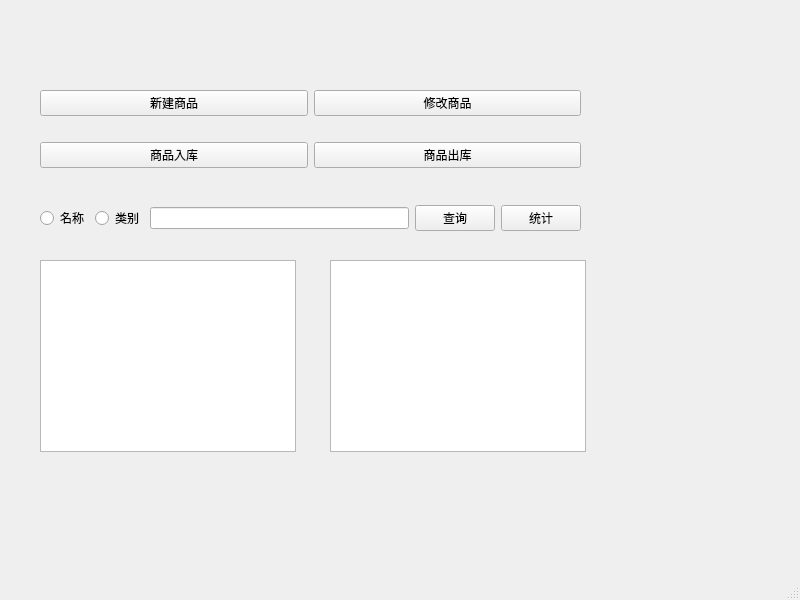
Old version of the form Question1/mainwindow.ui in the repository A-new-b/curriculum-design.
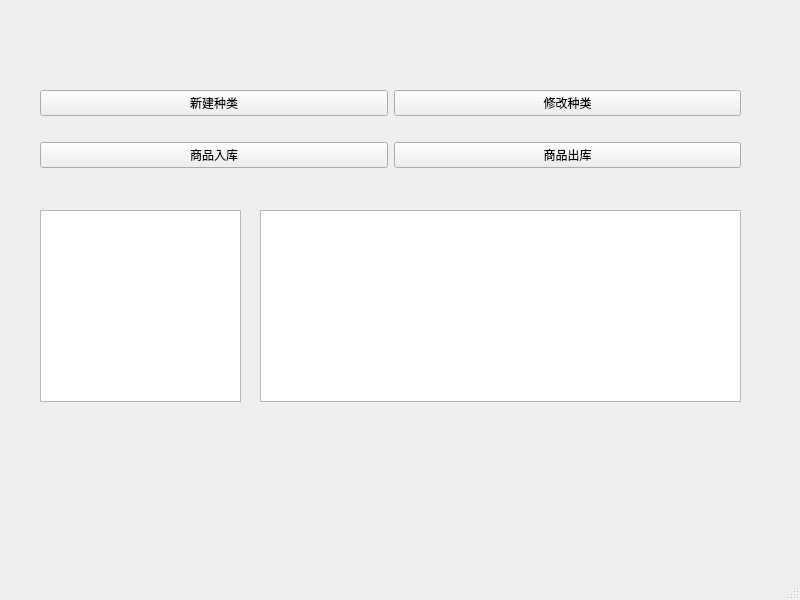
New version of the form.

Patch:
```diff
--- a/Question1/mainwindow.ui
+++ b/Question1/mainwindow.ui
@@ -19,7 +19,7 @@
      <rect>
       <x>40</x>
       <y>70</y>
-      <width>541</width>
+      <width>701</width>
       <height>118</height>
      </rect>
     </property>
@@ -29,7 +29,7 @@
        <item>
         <widget class="QPushButton" name="category_create">
          <property name="text">
-          <string>新建商品</string>
+          <string>新建种类</string>
          </property>
         </widget>
        </item>
@@ -47,7 +47,7 @@
        <item>
         <widget class="QPushButton" name="category_update">
          <property name="text">
-          <string>修改商品</string>
+          <string>修改种类</string>
          </property>
         </widget>
        </item>
@@ -62,61 +62,12 @@
      </item>
     </layout>
    </widget>
-   <widget class="QWidget" name="layoutWidget_2">
-    <property name="geometry">
-     <rect>
-      <x>40</x>
-      <y>200</y>
-      <width>541</width>
-      <height>36</height>
-     </rect>
-    </property>
-    <layout class="QHBoxLayout" name="horizontalLayout_2" stretch="1,1,8,2,2">
-     <item>
-      <widget class="QRadioButton" name="radioButton">
-       <property name="text">
-        <string>名称</string>
-       </property>
-      </widget>
-     </item>
-     <item>
-      <widget class="QRadioButton" name="radioButton_2">
-       <property name="text">
-        <string>类别</string>
-       </property>
-      </widget>
-     </item>
-     <item>
-      <widget class="QLineEdit" name="searchContent"/>
-     </item>
-     <item>
-      <widget class="QPushButton" name="search">
-       <property name="text">
-        <string>查询</string>
-       </property>
-      </widget>
-     </item>
-     <item>
-      <widget class="QPushButton" name="sum">
-       <property name="sizePolicy">
-        <sizepolicy hsizetype="Minimum" vsizetype="Fixed">
-         <horstretch>0</horstretch>
-         <verstretch>0</verstretch>
-        </sizepolicy>
-       </property>
-       <property name="text">
-        <string>统计</string>
-       </property>
-      </widget>
-     </item>
-    </layout>
-   </widget>
    <widget class="QTableView" name="category_table">
     <property name="geometry">
      <rect>
       <x>40</x>
-      <y>260</y>
-      <width>256</width>
+      <y>210</y>
+      <width>201</width>
       <height>192</height>
      </rect>
     </property>
@@ -124,9 +75,9 @@
    <widget class="QTableView" name="goods_table">
     <property name="geometry">
      <rect>
-      <x>330</x>
-      <y>260</y>
-      <width>256</width>
+      <x>260</x>
+      <y>210</y>
+      <width>481</width>
       <height>192</height>
      </rect>
     </property>
```
